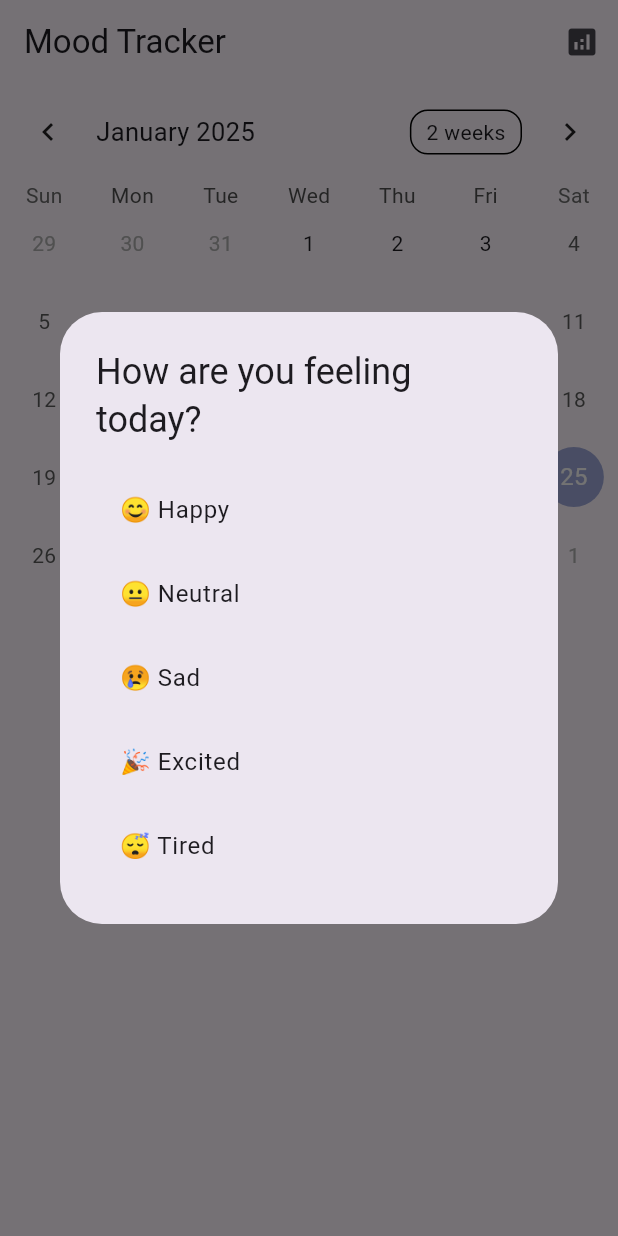
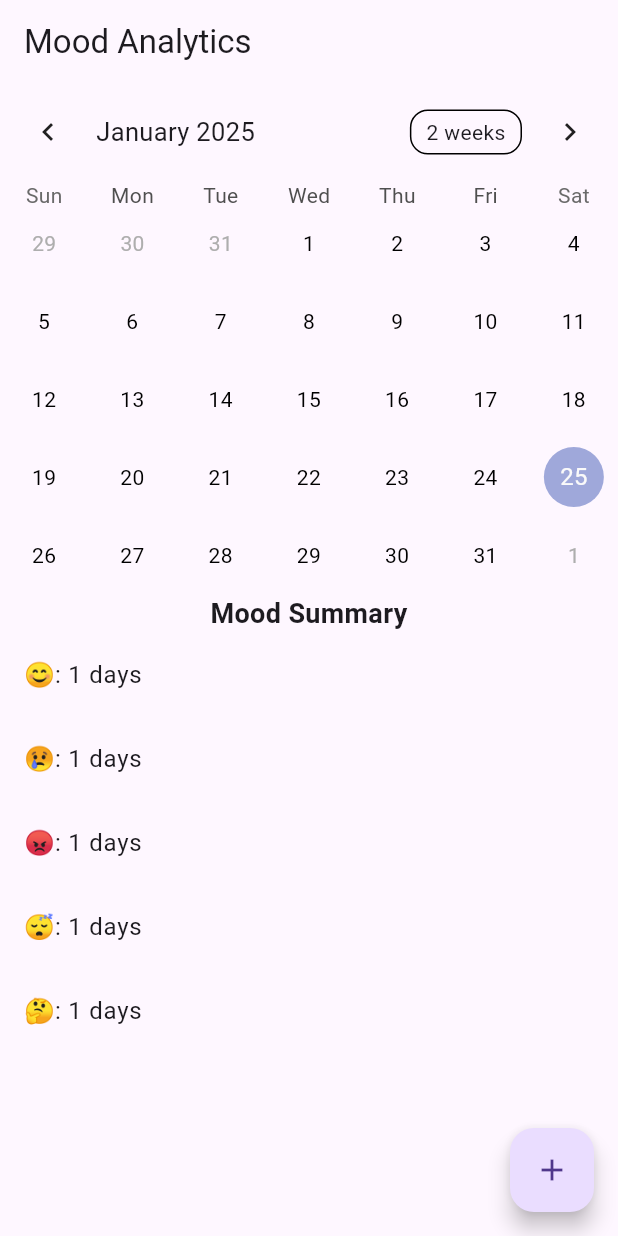
Before and after one commit to sonashukoor/WoW-app, a Flutter app: the screen it shows after launch, on a phone screen of 412 x 824 dp. Run offline on Flutter 3.47's test engine with Material 3 defaults, Android fonts, the phone set to English and light mode, and no system bars; drawn by our look-alikes of table_calendar.

Commit message:
added mood count

```diff
--- a/lib/main.dart
+++ b/lib/main.dart
@@ -1,5 +1,5 @@
 import 'package:flutter/material.dart';
-import 'moodtrack.dart'; // Ensure this import matches your file name
+import 'package:wow_app/moodtrack.dart'; // Ensure this import is correct
 
 void main() {
   runApp(MyApp());
@@ -9,12 +9,12 @@ class MyApp extends StatelessWidget {
   @override
   Widget build(BuildContext context) {
     return MaterialApp(
-      title: 'Mood Tracker App',
+      title: 'WoW App',
       theme: ThemeData(
         primarySwatch: Colors.blue,
-        visualDensity: VisualDensity.adaptivePlatformDensity,
       ),
-      home: MoodTrackingApp(), // Changed to MoodTrackingApp
+      home:
+          MoodAnalyticsPage(), // Changed to MoodAnalyticsPage from the moodtrack.dart file
     );
   }
 }
--- a/lib/moodtrack.dart
+++ b/lib/moodtrack.dart
@@ -1,107 +1,41 @@
 import 'package:flutter/material.dart';
 import 'package:table_calendar/table_calendar.dart';
-import 'package:syncfusion_flutter_charts/charts.dart';
 
-enum Mood { happy, neutral, sad, excited, tired }
-
-class MoodTrackingApp extends StatefulWidget {
+class MoodAnalyticsPage extends StatefulWidget {
   @override
-  _MoodTrackingAppState createState() => _MoodTrackingAppState();
+  _MoodAnalyticsPageState createState() => _MoodAnalyticsPageState();
 }
 
-class _MoodTrackingAppState extends State<MoodTrackingApp> {
-  Map<DateTime, Mood> moodRecords = {};
+class _MoodAnalyticsPageState extends State<MoodAnalyticsPage> {
   CalendarFormat _calendarFormat = CalendarFormat.month;
   DateTime _focusedDay = DateTime.now();
   DateTime? _selectedDay;
 
-  @override
-  void initState() {
-    super.initState();
-    WidgetsBinding.instance.addPostFrameCallback((_) {
-      _showMoodSelectionPopup();
-    });
-  }
+  // Mock mood data - replace with actual database or state management
+  Map<DateTime, String> _moodData = {
+    DateTime(2024, 1, 15): '😊',
+    DateTime(2024, 1, 16): '😢',
+    DateTime(2024, 1, 17): '😡',
+    DateTime(2024, 1, 18): '😴',
+    DateTime(2024, 1, 19): '🤔',
+  };
 
-  void _showMoodSelectionPopup() {
-    showDialog(
-      context: context,
-      barrierDismissible: false,
-      builder: (BuildContext context) {
-        return AlertDialog(
-          title: Text('How are you feeling today?'),
-          content: SingleChildScrollView(
-            child: ListBody(
-              children: Mood.values
-                  .map((mood) => ListTile(
-                        title: Text(_getMoodString(mood)),
-                        onTap: () {
-                          Navigator.of(context).pop();
-                          _recordMood(mood);
-                        },
-                      ))
-                  .toList(),
-            ),
-          ),
-        );
-      },
-    );
-  }
-
-  void _recordMood(Mood mood) {
-    setState(() {
-      moodRecords[DateTime.now()] = mood;
-    });
-  }
-
-  String _getMoodString(Mood mood) {
-    switch (mood) {
-      case Mood.happy:
-        return '😊 Happy';
-      case Mood.neutral:
-        return '😐 Neutral';
-      case Mood.sad:
-        return '😢 Sad';
-      case Mood.excited:
-        return '🎉 Excited';
-      case Mood.tired:
-        return '😴 Tired';
-    }
-  }
-
-  String _getMoodEmoji(Mood mood) {
-    switch (mood) {
-      case Mood.happy:
-        return '😊';
-      case Mood.neutral:
-        return '😐';
-      case Mood.sad:
-        return '😢';
-      case Mood.excited:
-        return '🎉';
-      case Mood.tired:
-        return '😴';
-    }
-  }
+  // Mapping of mood emoticons
+  final Map<String, String> _moodEmoticons = {
+    'happy': '😊',
+    'sad': '😢',
+    'angry': '😡',
+    'tired': '😴',
+    'neutral': '😐',
+    'anxious': '😰',
+    'excited': '🤩'
+  };
 
   @override
   Widget build(BuildContext context) {
     return Scaffold(
       appBar: AppBar(
-        title: Text('Mood Tracker'),
-        actions: [
-          IconButton(
-            icon: Icon(Icons.analytics),
-            onPressed: () {
-              Navigator.push(
-                context,
-                MaterialPageRoute(
-                    builder: (context) =>
-                        MoodAnalyticsPage(moodRecords: moodRecords)),
-              );
-            },
-          )
-        ],
+        title: Text('Mood Analytics'),
       ),
       body: Column(
         children: [
@@ -119,6 +53,7 @@ class _MoodTrackingAppState extends State<MoodTrackingApp> {
                   _selectedDay = selectedDay;
                   _focusedDay = focusedDay;
                 });
+                _showDayMoodDetails(selectedDay);
               }
             },
             onFormatChanged: (format) {
@@ -128,85 +63,113 @@ class _MoodTrackingAppState extends State<MoodTrackingApp> {
                 });
               }
             },
+            onPageChanged: (focusedDay) {
+              _focusedDay = focusedDay;
+            },
             calendarBuilders: CalendarBuilders(
               defaultBuilder: (context, day, focusedDay) {
-                final mood = moodRecords[day];
-                if (mood != null) {
-                  return Center(
-                    child: Text(
-                      _getMoodEmoji(mood),
-                      style: TextStyle(fontSize: 20),
-                    ),
-                  );
-                }
-                return null;
+                String? mood =
+                    _moodData[DateTime(day.year, day.month, day.day)];
+                return Center(
+                  child: Text(
+                    day.day.toString(),
+                    style: TextStyle(color: Colors.black),
+                    textAlign: TextAlign.center,
+                  ),
+                );
+              },
+              markerBuilder: (context, day, events) {
+                String? mood =
+                    _moodData[DateTime(day.year, day.month, day.day)];
+                return mood != null
+                    ? Center(
+                        child: Text(
+                          mood,
+                          style: TextStyle(fontSize: 20),
+                        ),
+                      )
+                    : Container();
               },
             ),
           ),
-          ElevatedButton(
-            child: Text('Log Today\'s Mood'),
-            onPressed: _showMoodSelectionPopup,
-          ),
+          Expanded(
+            child: _buildMoodSummary(),
+          )
+        ],
+      ),
+      floatingActionButton: FloatingActionButton(
+        child: Icon(Icons.add),
+        onPressed: () {
+          // Add mood entry functionality
+          _showAddMoodDialog();
+        },
+      ),
+    );
+  }
+
+  Widget _buildMoodSummary() {
+    // Count mood occurrences
+    Map<String, int> moodCounts = {};
+    _moodData.values.forEach((mood) {
+      moodCounts[mood] = (moodCounts[mood] ?? 0) + 1;
+    });
+
+    return ListView(
+      children: [
+        Text(
+          'Mood Summary',
+          style: TextStyle(fontSize: 18, fontWeight: FontWeight.bold),
+          textAlign: TextAlign.center,
+        ),
+        ...moodCounts.entries
+            .map((entry) => ListTile(
+                  title: Text('${entry.key}: ${entry.value} days'),
+                ))
+            .toList(),
+      ],
+    );
+  }
+
+  void _showDayMoodDetails(DateTime selectedDay) {
+    String? mood = _moodData[selectedDay];
+    showDialog(
+      context: context,
+      builder: (context) => AlertDialog(
+        title: Text('Mood on ${selectedDay.toLocal()}'),
+        content: mood != null
+            ? Text('Mood: $mood')
+            : Text('No mood recorded for this day'),
+        actions: [
+          TextButton(
+            child: Text('Close'),
+            onPressed: () => Navigator.of(context).pop(),
+          )
         ],
       ),
     );
   }
-}
 
-class MoodAnalyticsPage extends StatelessWidget {
-  final Map<DateTime, Mood> moodRecords;
-
-  MoodAnalyticsPage({required this.moodRecords});
-
-  @override
-  Widget build(BuildContext context) {
-    // Count mood frequencies
-    Map<Mood, int> moodCounts = {
-      Mood.happy: 0,
-      Mood.neutral: 0,
-      Mood.sad: 0,
-      Mood.excited: 0,
-      Mood.tired: 0,
-    };
-
-    moodRecords.forEach((date, mood) {
-      moodCounts[mood] = (moodCounts[mood] ?? 0) + 1;
-    });
-
-    // Prepare data for charts
-    final List<ChartData> chartData = [
-      ChartData('Happy', moodCounts[Mood.happy]!, Colors.green),
-      ChartData('Neutral', moodCounts[Mood.neutral]!, Colors.blue),
-      ChartData('Sad', moodCounts[Mood.sad]!, Colors.red),
-      ChartData('Excited', moodCounts[Mood.excited]!, Colors.purple),
-      ChartData('Tired', moodCounts[Mood.tired]!, Colors.orange),
-    ];
-
-    return Scaffold(
-      appBar: AppBar(title: Text('Mood Analytics')),
-      body: Center(
-        child: SfCartesianChart(
-          primaryXAxis: CategoryAxis(),
-          title: ChartTitle(text: 'Mood Distribution'),
-          series: <CartesianSeries>[
-            ColumnSeries<ChartData, String>(
-              dataSource: chartData,
-              xValueMapper: (ChartData data, _) => data.x,
-              yValueMapper: (ChartData data, _) => data.y,
-              pointColorMapper: (ChartData data, _) => data.color,
-              dataLabelSettings: DataLabelSettings(isVisible: true),
-            )
-          ],
+  void _showAddMoodDialog() {
+    showDialog(
+      context: context,
+      builder: (context) => AlertDialog(
+        title: Text('Add Mood'),
+        content: Column(
+          mainAxisSize: MainAxisSize.min,
+          children: _moodEmoticons.entries
+              .map((entry) => ListTile(
+                    title: Text(entry.key),
+                    trailing: Text(entry.value),
+                    onTap: () {
+                      setState(() {
+                        _moodData[DateTime.now()] = entry.value;
+                      });
+                      Navigator.of(context).pop();
+                    },
+                  ))
+              .toList(),
         ),
       ),
     );
   }
 }
-
-class ChartData {
-  final String x;
-  final int y;
-  final Color color;
-
-  ChartData(this.x, this.y, this.color);
-}
--- a/pubspec.yaml
+++ b/pubspec.yaml
@@ -30,12 +30,9 @@ environment:
 dependencies:
   flutter:
     sdk: flutter
-  table_calendar: ^3.0.8
   syncfusion_flutter_charts: ^21.1.41
-<<<<<<< HEAD
-=======
+  table_calendar: ^3.0.9
 
->>>>>>> b0936f3 (moodTracker update)
   # The following adds the Cupertino Icons font to your application.
   # Use with the CupertinoIcons class for iOS style icons.
 
```
Also changed, not shown: pubspec.lock.
